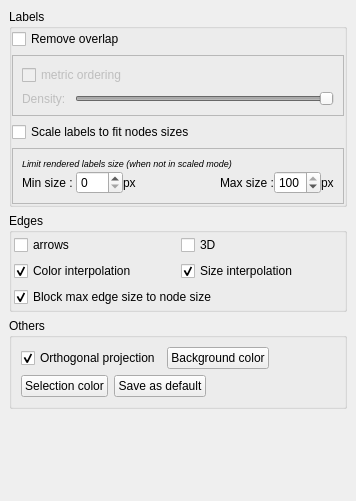
vadivelselvaraj/TulipGLImprovement, file library/tulip-qt/designer/RenderingParametersDialog.ui: the form before one commit.
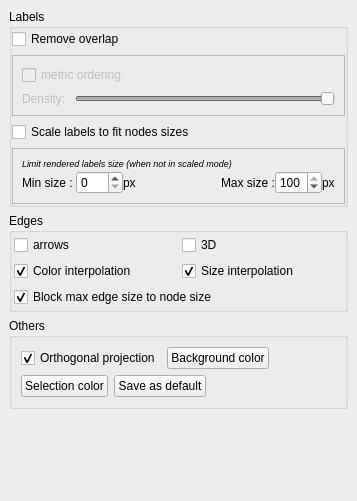
The form after the commit.

Commit message: - remove an uic warning

What changed in the file:
```diff
--- a/library/tulip-qt/designer/RenderingParametersDialog.ui
+++ b/library/tulip-qt/designer/RenderingParametersDialog.ui
@@ -1,28 +1,28 @@
 <ui version="4.0" >
  <class>RenderingParametersDialogData</class>
- <widget class="QWidget" name="RenderingParametersDialogData" >
-  <property name="geometry" >
+ <widget class="QWidget" name="RenderingParametersDialogData">
+  <property name="geometry">
    <rect>
     <x>0</x>
     <y>0</y>
-    <width>356</width>
+    <width>357</width>
     <height>501</height>
    </rect>
   </property>
   <property name="windowTitle" >
    <string>Form</string>
   </property>
-  <layout class="QVBoxLayout" >
-   <property name="spacing" >
+  <layout class="QVBoxLayout" name="mainLayout">
+   <property name="spacing">
     <number>6</number>
    </property>
-   <property name="margin" >
+   <property name="margin">
     <number>9</number>
    </property>
    <item>
-    <widget class="QGroupBox" name="labels" >
-     <property name="sizePolicy" >
-      <sizepolicy vsizetype="Fixed" hsizetype="Preferred" >
+    <widget class="QGroupBox" name="labels">
+     <property name="sizePolicy">
+      <sizepolicy hsizetype="Preferred" vsizetype="Fixed">
        <horstretch>0</horstretch>
        <verstretch>0</verstretch>
       </sizepolicy>
@@ -33,15 +33,15 @@
      <property name="flat" >
       <bool>false</bool>
      </property>
-     <layout class="QGridLayout" >
-      <property name="margin" >
+     <layout class="QGridLayout" name="labelsLayout">
+      <property name="margin">
        <number>0</number>
       </property>
-      <property name="spacing" >
+      <property name="spacing">
        <number>6</number>
       </property>
-      <item row="3" column="0" >
-       <layout class="QVBoxLayout" name="verticalLayout" >
+      <item row="3" column="0">
+       <layout class="QVBoxLayout" name="verticalLayout">
         <item>
          <widget class="QCheckBox" name="overlap" >
           <property name="toolTip" >
@@ -229,9 +229,9 @@
     </widget>
    </item>
    <item>
-    <widget class="QGroupBox" name="edgesGroup" >
-     <property name="sizePolicy" >
-      <sizepolicy vsizetype="Fixed" hsizetype="Preferred" >
+    <widget class="QGroupBox" name="edges">
+     <property name="sizePolicy">
+      <sizepolicy hsizetype="Preferred" vsizetype="Fixed">
        <horstretch>0</horstretch>
        <verstretch>0</verstretch>
       </sizepolicy>
@@ -239,32 +239,32 @@
      <property name="title" >
       <string>Edges</string>
      </property>
-     <layout class="QGridLayout" >
-      <property name="margin" >
+     <layout class="QGridLayout" name="edgesLayout">
+      <property name="margin">
        <number>0</number>
       </property>
-      <property name="spacing" >
+      <property name="spacing">
        <number>6</number>
       </property>
-      <item row="0" column="0" >
-       <layout class="QVBoxLayout" >
-        <property name="spacing" >
+      <item row="0" column="0">
+       <layout class="QVBoxLayout" name="vLayout1">
+        <property name="spacing">
          <number>6</number>
         </property>
-        <property name="margin" >
+        <property name="margin">
          <number>2</number>
         </property>
         <item>
-         <layout class="QHBoxLayout" >
-          <property name="spacing" >
+         <layout class="QHBoxLayout" name="hLayout1">
+          <property name="spacing">
            <number>6</number>
           </property>
-          <property name="margin" >
+          <property name="margin">
            <number>0</number>
           </property>
           <item>
-           <widget class="QCheckBox" name="arrows" >
-            <property name="focusPolicy" >
+           <widget class="QCheckBox" name="arrows">
+            <property name="focusPolicy">
              <enum>Qt::StrongFocus</enum>
             </property>
             <property name="toolTip" >
@@ -276,8 +276,8 @@
            </widget>
           </item>
           <item>
-           <widget class="QCheckBox" name="edge3D" >
-            <property name="focusPolicy" >
+           <widget class="QCheckBox" name="edge3D">
+            <property name="focusPolicy">
              <enum>Qt::StrongFocus</enum>
             </property>
             <property name="toolTip" >
@@ -291,16 +291,16 @@
          </layout>
         </item>
         <item>
-         <layout class="QHBoxLayout" >
-          <property name="spacing" >
+         <layout class="QHBoxLayout" name="hLayout2">
+          <property name="spacing">
            <number>6</number>
           </property>
-          <property name="margin" >
+          <property name="margin">
            <number>0</number>
           </property>
           <item>
-           <widget class="QCheckBox" name="colorInterpolation" >
-            <property name="focusPolicy" >
+           <widget class="QCheckBox" name="colorInterpolation">
+            <property name="focusPolicy">
              <enum>Qt::StrongFocus</enum>
             </property>
             <property name="toolTip" >
@@ -315,8 +315,8 @@
            </widget>
           </item>
           <item>
-           <widget class="QCheckBox" name="sizeInterpolation" >
-            <property name="focusPolicy" >
+           <widget class="QCheckBox" name="sizeInterpolation">
+            <property name="focusPolicy">
              <enum>Qt::StrongFocus</enum>
             </property>
             <property name="toolTip" >
@@ -333,16 +333,16 @@
          </layout>
         </item>
         <item>
-         <layout class="QHBoxLayout" >
-          <property name="spacing" >
+         <layout class="QHBoxLayout" name="hLayout3">
+          <property name="spacing">
            <number>6</number>
           </property>
-          <property name="margin" >
+          <property name="margin">
            <number>0</number>
           </property>
           <item>
-           <widget class="QCheckBox" name="blockEdgeSizeCheckBox" >
-            <property name="focusPolicy" >
+           <widget class="QCheckBox" name="blockEdgeSizeCheckBox">
+            <property name="focusPolicy">
              <enum>Qt::StrongFocus</enum>
             </property>
             <property name="toolTip" >
@@ -364,23 +364,23 @@
     </widget>
    </item>
    <item>
-    <widget class="QGroupBox" name="groupBox" >
-     <property name="title" >
+    <widget class="QGroupBox" name="others">
+     <property name="title">
       <string>Others</string>
      </property>
-     <layout class="QVBoxLayout" >
-      <property name="spacing" >
+     <layout class="QVBoxLayout" name="othersLayout">
+      <property name="spacing">
        <number>6</number>
       </property>
-      <property name="margin" >
+      <property name="margin">
        <number>9</number>
       </property>
       <item>
-       <layout class="QHBoxLayout" >
-        <property name="spacing" >
+       <layout class="QHBoxLayout" name="hLayout5">
+        <property name="spacing">
          <number>6</number>
         </property>
-        <property name="margin" >
+        <property name="margin">
          <number>0</number>
         </property>
         <item>
@@ -416,11 +416,11 @@
          </widget>
         </item>
         <item>
-         <spacer>
-          <property name="orientation" >
+         <spacer name="spacer3">
+          <property name="orientation">
            <enum>Qt::Horizontal</enum>
           </property>
-          <property name="sizeHint" stdset="0" >
+          <property name="sizeHint" stdset="0">
            <size>
             <width>40</width>
             <height>20</height>
@@ -431,11 +431,11 @@
        </layout>
       </item>
       <item>
-       <layout class="QHBoxLayout" >
-        <property name="spacing" >
+       <layout class="QHBoxLayout" name="hLayout4">
+        <property name="spacing">
          <number>6</number>
         </property>
-        <property name="margin" >
+        <property name="margin">
          <number>0</number>
         </property>
         <item>
@@ -453,11 +453,11 @@
          </widget>
         </item>
         <item>
-         <spacer>
-          <property name="orientation" >
+         <spacer name="spacer2">
+          <property name="orientation">
            <enum>Qt::Horizontal</enum>
           </property>
-          <property name="sizeHint" stdset="0" >
+          <property name="sizeHint" stdset="0">
            <size>
             <width>40</width>
             <height>20</height>
@@ -471,11 +471,11 @@
     </widget>
    </item>
    <item>
-    <spacer>
-     <property name="orientation" >
+    <spacer name="spacer">
+     <property name="orientation">
       <enum>Qt::Vertical</enum>
      </property>
-     <property name="sizeHint" stdset="0" >
+     <property name="sizeHint" stdset="0">
       <size>
        <width>20</width>
        <height>40</height>
```
Left out of the diff: 245 changed lines with no effect on the pictures.
